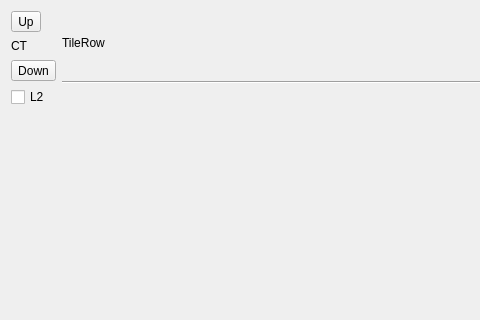
First picture: the form in tmedit.ui, repository bestm80eva/TSEditor, before the edit; both pictures show x 0 to 480 and y 0 to 320 of the 585 by 613 pixel window.
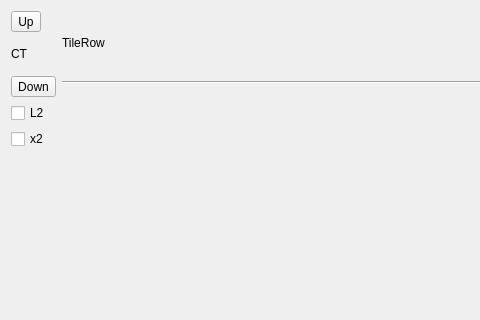
Second picture: the form after the edit. Icons and pictures are not drawn. Custom widgets are drawn as their Qt base class.

The edit to the form file:
```diff
--- a/tmedit.ui
+++ b/tmedit.ui
@@ -43,14 +43,14 @@
        </property>
        <property name="minimumSize">
         <size>
-         <width>16</width>
-         <height>16</height>
+         <width>32</width>
+         <height>32</height>
         </size>
        </property>
        <property name="maximumSize">
         <size>
-         <width>16</width>
-         <height>16</height>
+         <width>32</width>
+         <height>32</height>
         </size>
        </property>
        <property name="text">
@@ -76,6 +76,13 @@
        </property>
       </widget>
      </item>
+     <item>
+      <widget class="QCheckBox" name="x2box">
+       <property name="text">
+        <string>x2</string>
+       </property>
+      </widget>
+     </item>
      <item>
       <spacer name="verticalSpacer">
        <property name="orientation">
```
